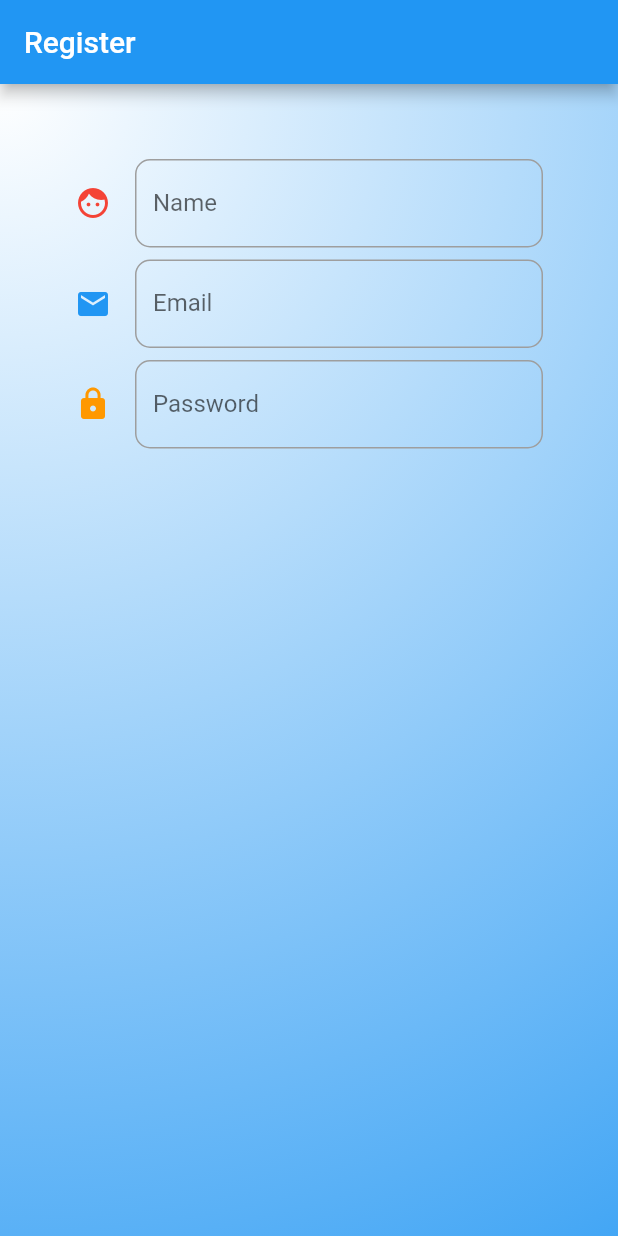
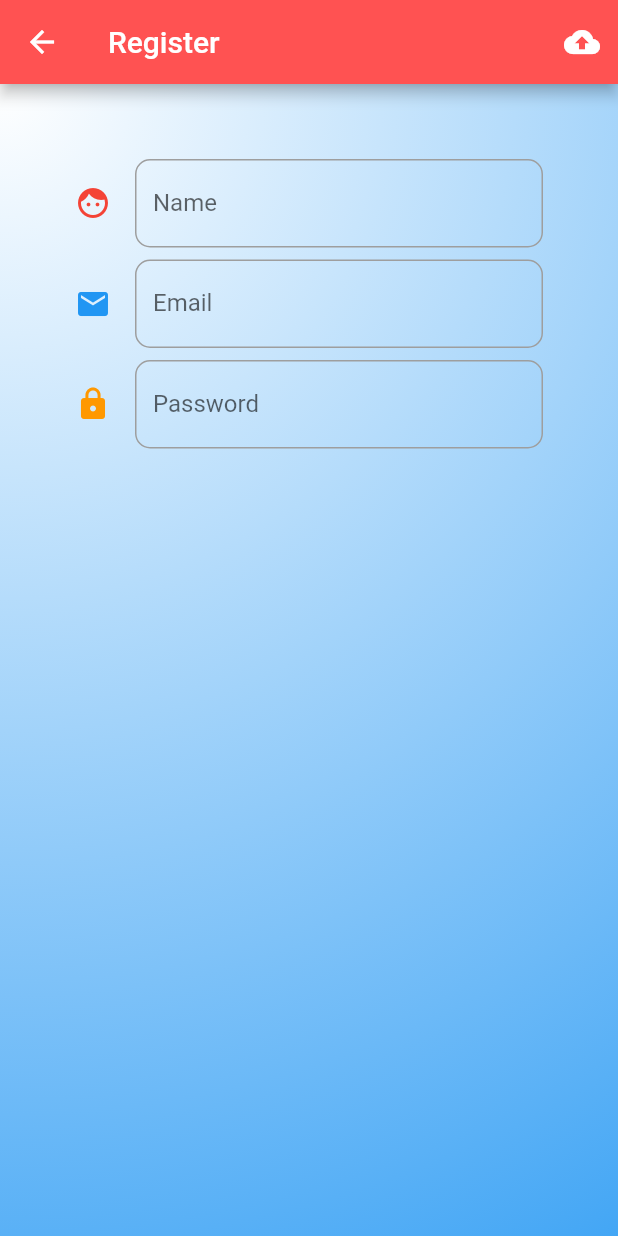
Before and after one commit to PaGenGar/MostFirebase, a Flutter app: the Register screen opened directly, on a phone screen of 412 x 824 dp. Run offline on Flutter 3.47's test engine with Material 2 defaults, Android fonts, the phone set to English and light mode, and no system bars.

Commit message:
before launch 30 apr

```diff
--- a/lib/main.dart
+++ b/lib/main.dart
@@ -11,8 +11,9 @@ class MyApp extends StatelessWidget {
   Widget build(BuildContext context) {
     SystemChrome.setPreferredOrientations([DeviceOrientation.portraitUp,DeviceOrientation.portraitDown]);
     return MaterialApp(
+      debugShowCheckedModeBanner: false,
       title: "Most Firebase",
-      home: Register(),
+      home: Authen(),
     );
   }
 }
--- a/lib/screens/register.dart
+++ b/lib/screens/register.dart
@@ -52,11 +52,20 @@ Widget emailTextFormField() {
 }
 
 class _RegisterState extends State<Register> {
+
+  Widget uploadButton() {
+    return IconButton(
+      icon: Icon(Icons.cloud_upload),
+      tooltip: 'Upload To Firebase',onPressed: (){print('you click upload');},
+    );
+  }
+
   @override
   Widget build(BuildContext context) {
     return Scaffold(
-      appBar: AppBar(
+      appBar: AppBar(backgroundColor: Colors.redAccent,
         title: Text('Register'),
+        actions: <Widget>[uploadButton()],
       ),
       body: Container(
         decoration: BoxDecoration(
```
Also changed, not shown: lib/screens/authen.dart (+12 -5 lines).
